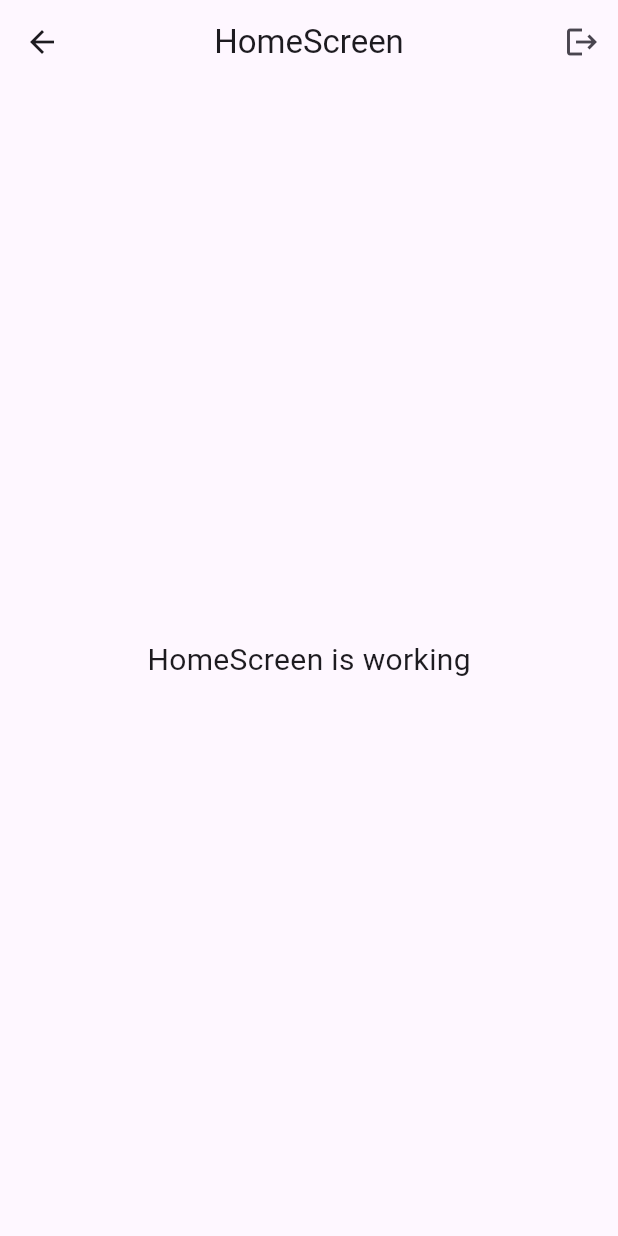
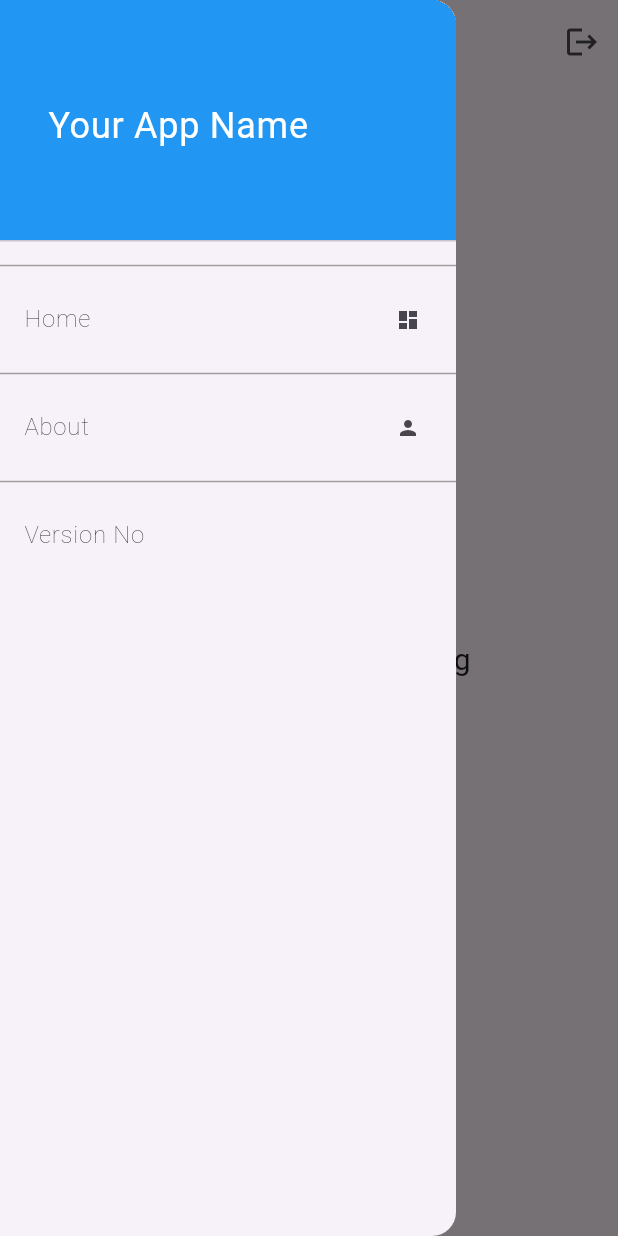
Before and after one commit to refayet21/loginwithdifferentuser, a Flutter app: the HomeScreen screen opened by its route, with the side drawer open (before the commit the screen has no drawer), on a phone screen of 412 x 824 dp. Run offline on Flutter 3.47's test engine with Material 3 defaults, Android fonts, the phone set to English and light mode, and no system bars; our stand-ins replace flutter_screenutil, get, get_storage; accounts and stored records are empty.

Commit message:
drawer added

```diff
--- /dev/null
+++ b/lib/model/drawer_menu.dart
@@ -0,0 +1,9 @@
+import 'package:flutter/material.dart';
+
+class DrawerMenuItem {
+  final String? title;
+  final String? routeName;
+  final IconData? icon;
+
+  DrawerMenuItem({this.title, this.routeName, this.icon});
+}
--- a/lib/presentation/home/home.screen.dart
+++ b/lib/presentation/home/home.screen.dart
@@ -3,6 +3,7 @@ import 'package:flutter/material.dart';
 import 'package:get/get.dart';
 import 'package:get_storage/get_storage.dart';
 import 'package:multi_login/infrastructure/navigation/routes.dart';
+import 'package:multi_login/widgets/admin_drawer.dart';
 
 import 'controllers/home.controller.dart';
 
@@ -13,6 +14,7 @@ class HomeScreen extends GetView<HomeController> {
   @override
   Widget build(BuildContext context) {
     return Scaffold(
+      drawer: AdminDrawer(),
       appBar: AppBar(
         title: const Text('HomeScreen'),
         centerTitle: true,
--- /dev/null
+++ b/lib/widgets/Drawer/reuseable_drawer.dart
@@ -0,0 +1,59 @@
+import 'package:flutter/material.dart';
+import 'package:flutter_screenutil/flutter_screenutil.dart';
+import 'package:get/get.dart';
+import 'package:multi_login/model/drawer_menu.dart';
+
+class ReuseAbleDrawer extends StatelessWidget {
+  final Widget header;
+  final List<DrawerMenuItem> menuItems;
+
+  const ReuseAbleDrawer({
+    super.key,
+    required this.header,
+    required this.menuItems,
+  });
+
+  @override
+  Widget build(BuildContext context) {
+    return Drawer(
+      child: SingleChildScrollView(
+        child: Column(
+          crossAxisAlignment: CrossAxisAlignment.stretch,
+          children: [
+            header,
+            Column(
+              children: menuItems.map((item) {
+                final bool isSelected = Get.currentRoute == item.routeName;
+                return Column(
+                  children: [
+                    const Divider(color: Colors.grey),
+                    ListTile(
+                      title: Text(
+                        item.title!,
+                        style: TextStyle(
+                          fontSize: isSelected ? 16.sp : 14.sp,
+                          fontWeight:
+                              isSelected ? FontWeight.w600 : FontWeight.w200,
+                          color: isSelected ? Colors.black : null,
+                        ),
+                      ),
+                      onTap: () {
+                        Get.back();
+                        Get.offNamed(item.routeName!);
+                      },
+                      trailing: Icon(
+                        item.icon,
+                        color: isSelected ? Colors.black : null,
+                        size: isSelected ? 22.sp : 14.sp,
+                      ),
+                    ),
+                  ],
+                );
+              }).toList(),
+            ),
+          ],
+        ),
+      ),
+    );
+  }
+}
--- /dev/null
+++ b/lib/widgets/admin_drawer.dart
@@ -0,0 +1,50 @@
+import 'package:flutter/material.dart';
+import 'package:get/get.dart';
+import 'package:multi_login/infrastructure/navigation/routes.dart';
+import 'package:multi_login/model/drawer_menu.dart';
+import 'package:multi_login/widgets/Drawer/reuseable_drawer.dart';
+
+class AdminDrawer extends StatelessWidget {
+  final List<DrawerMenuItem> drawerItems = [
+    DrawerMenuItem(
+        title: 'Home', routeName: Routes.GENERALUSER, icon: Icons.dashboard),
+    DrawerMenuItem(
+        title: 'About', routeName: Routes.GENERALUSER, icon: Icons.person),
+    DrawerMenuItem(
+      title: 'Version No',
+    ),
+  ];
+  AdminDrawer({
+    super.key,
+  });
+
+  @override
+  Widget build(BuildContext context) {
+    return ReuseAbleDrawer(
+        header: DrawerHeader(
+          child: Row(
+            children: [
+              // Your app logo or image
+              // Image.asset(
+              //   'assets/images/app_logo.png',
+              //   width: 50,
+              //   height: 50,
+              // ),
+              SizedBox(width: 16),
+              // Your app name or title
+              Text(
+                'Your App Name',
+                style: TextStyle(
+                  fontSize: 24,
+                  color: Colors.white,
+                ),
+              ),
+            ],
+          ),
+          decoration: BoxDecoration(
+            color: Colors.blue, // Change this to your desired color
+          ),
+        ),
+        menuItems: drawerItems);
+  }
+}
```
